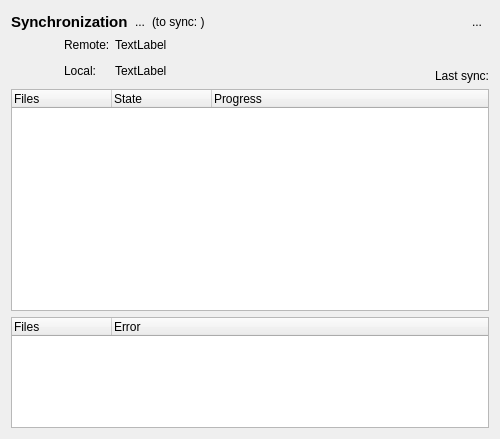
First picture: the form in main_window.ui, repository kinnalru/davqt, before the edit.
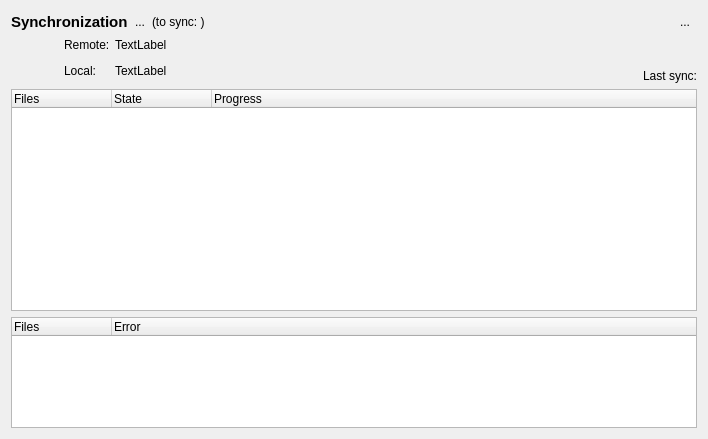
Second picture: the form after the edit. Icons and pictures are not drawn.

What changed in the file:
```diff
--- a/main_window.ui
+++ b/main_window.ui
@@ -6,7 +6,7 @@
    <rect>
     <x>0</x>
     <y>0</y>
-    <width>500</width>
+    <width>708</width>
     <height>439</height>
    </rect>
   </property>
@@ -107,7 +107,7 @@
         </property>
         <property name="sizeHint" stdset="0">
          <size>
-          <width>193</width>
+          <width>330</width>
           <height>58</height>
          </size>
         </property>
```
